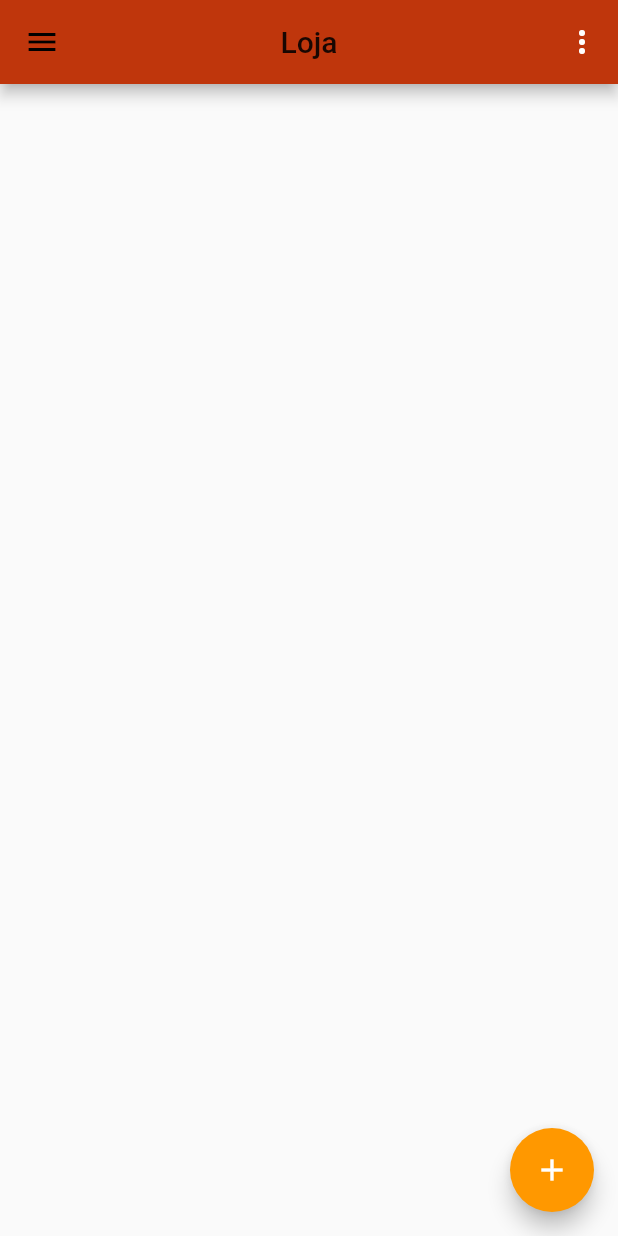
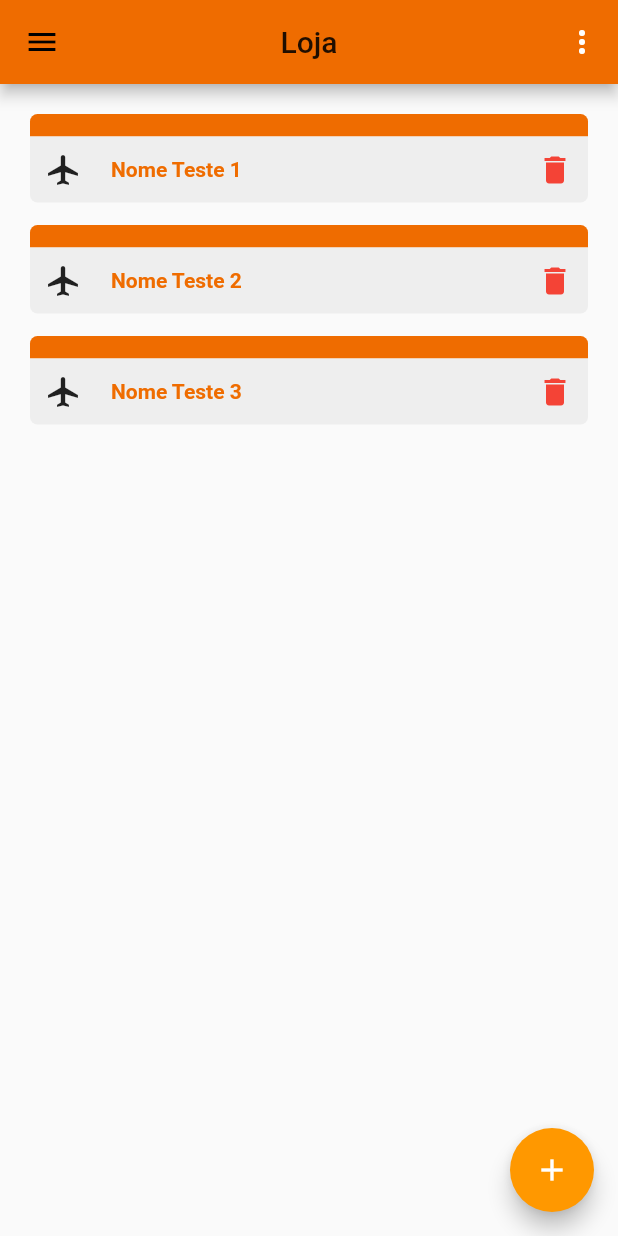
Before and after one commit to Gustavo0Henrick/login_screen, a Flutter app: the screen it shows after launch, on a phone screen of 412 x 824 dp. Run offline on Flutter 3.47's test engine with Material 2 defaults, Android fonts, the phone set to English and light mode, and no system bars; our stand-ins replace shared_preferences.

Commit message:
home content

```diff
--- a/lib/src/core/constants/colors.dart
+++ b/lib/src/core/constants/colors.dart
@@ -5,6 +5,8 @@ abstract class CustomColors {
   static const Color darkOrange = Color(0xFFEF6C00);
   static const Color deepOrange = Color(0xFFBF360C);
   static const Color white = Color(0xFFFFFFFF);
+  static const Color ice = Color(0xFFF5F5F5);
+  static const Color deepIce = Color(0xFFEEEEEE);
   static const Color transparent = Colors.transparent;
   static const Color black = Color(0xFF000000);
   static const Color red = Color(0xFFF44336);
--- a/lib/src/pages/home/home_page.dart
+++ b/lib/src/pages/home/home_page.dart
@@ -1,5 +1,6 @@
 import 'package:flutter/material.dart';
 import 'package:login_screen/src/pages/home/home_widgets/home_appbar.dart';
+import 'package:login_screen/src/pages/home/home_widgets/home_body.dart';
 import 'package:login_screen/src/pages/home/home_widgets/home_button.dart';
 import 'package:login_screen/src/pages/home/home_widgets/home_drawer.dart';
 
@@ -12,6 +13,7 @@ class HomePage extends StatelessWidget {
       appBar: getHomeAppBar(),
       drawer: getHomeDrawer(),
       floatingActionButton: getHomeButton(),
+      body: HomeContent(),
     );
   }
 }
--- a/lib/src/pages/home/home_widgets/home_appbar.dart
+++ b/lib/src/pages/home/home_widgets/home_appbar.dart
@@ -5,14 +5,7 @@ AppBar getHomeAppBar() {
   return AppBar(
     title: Text("Loja"),
     centerTitle: true,
-    backgroundColor: CustomColors.deepOrange,
-    // leading: IconButton(
-    //   onPressed: () {},
-    //   icon: Icon(
-    //     Icons.menu,
-    //     color: CustomColors.white,
-    //   ),
-    // ),
+    backgroundColor: CustomColors.darkOrange,
     actions: [
       IconButton(
         icon: Icon(
--- a/lib/src/pages/home/home_widgets/home_body.dart
+++ b/lib/src/pages/home/home_widgets/home_body.dart
@@ -0,0 +1,41 @@
+import 'package:flutter/material.dart';
+import 'package:login_screen/src/core/constants/colors.dart';
+import 'package:login_screen/src/pages/home/home_widgets/home_item_model.dart';
+import 'package:login_screen/src/pages/home/home_widgets/home_items.dart';
+
+class HomeContent extends StatefulWidget {
+  const HomeContent({Key key}) : super(key: key);
+
+  @override
+  _HomeContentState createState() => _HomeContentState();
+}
+
+class _HomeContentState extends State<HomeContent> {
+  List<HomeItemModel> list = [
+    HomeItemModel(
+      title: "Nome Teste 1",
+      icon: Icon(Icons.airplanemode_active),
+    ),
+    HomeItemModel(
+      title: "Nome Teste 2",
+      icon: Icon(Icons.airplanemode_active),
+    ),
+    HomeItemModel(
+      title: "Nome Teste 3",
+      icon: Icon(Icons.airplanemode_active),
+    ),
+  ];
+  @override
+  Widget build(BuildContext context) {
+    return Container(
+        padding: EdgeInsets.all(20),
+        child: ListView.builder(
+          itemCount: list.length,
+          itemBuilder: (context, index) {
+            return HomeItems(
+              homeItemModel: list[index],
+            );
+          },
+        ));
+  }
+}
--- a/lib/src/pages/home/home_widgets/home_drawer.dart
+++ b/lib/src/pages/home/home_widgets/home_drawer.dart
@@ -8,7 +8,7 @@ Drawer getHomeDrawer() {
       children: [
         UserAccountsDrawerHeader(
           decoration: BoxDecoration(
-            color: CustomColors.deepOrange,
+            color: CustomColors.darkOrange,
           ),
           accountEmail: Text(
             "teste@teste",
@@ -33,14 +33,14 @@ Drawer getHomeDrawer() {
           title: Text("Configurações"),
           leading: Icon(
             Icons.settings,
-            color: CustomColors.deepOrange,
+            color: CustomColors.darkOrange,
           ),
         ),
         ListTile(
           title: Text("Sair"),
           leading: Icon(
             Icons.logout,
-            color: CustomColors.deepOrange,
+            color: CustomColors.darkOrange,
           ),
         ),
       ],
--- /dev/null
+++ b/lib/src/pages/home/home_widgets/home_item_model.dart
@@ -0,0 +1,13 @@
+import 'package:flutter/material.dart';
+
+class HomeItemModel {
+  Icon icon;
+  String assetIcon;
+  String title;
+
+  HomeItemModel({
+    this.icon,
+    this.assetIcon,
+    this.title,
+  });
+}
--- /dev/null
+++ b/lib/src/pages/home/home_widgets/home_items.dart
@@ -0,0 +1,70 @@
+import 'package:flutter/material.dart';
+import 'package:login_screen/src/core/constants/colors.dart';
+import 'package:login_screen/src/pages/home/home_widgets/home_item_model.dart';
+
+class HomeItems extends StatefulWidget {
+  final HomeItemModel homeItemModel;
+  HomeItems({this.homeItemModel});
+
+  @override
+  _HomeItemsState createState() => _HomeItemsState();
+}
+
+class _HomeItemsState extends State<HomeItems> {
+  @override
+  Widget build(BuildContext context) {
+    return Container(
+      margin: EdgeInsets.only(bottom: 15),
+      child: Column(
+        children: [
+          Container(
+            decoration: BoxDecoration(
+              color: CustomColors.darkOrange,
+              borderRadius: BorderRadius.only(
+                topLeft: Radius.circular(5),
+                topRight: Radius.circular(5),
+              ),
+            ),
+            height: 15,
+          ),
+          Container(
+            decoration: BoxDecoration(
+              color: CustomColors.deepIce,
+              borderRadius: BorderRadius.only(
+                bottomLeft: Radius.circular(5),
+                bottomRight: Radius.circular(5),
+              ),
+            ),
+            child: Container(
+              padding: EdgeInsets.all(10),
+              child: Row(
+                mainAxisAlignment: MainAxisAlignment.spaceBetween,
+                children: [
+                  Row(
+                    children: [
+                      widget.homeItemModel.icon,
+                      Padding(
+                        padding: EdgeInsets.only(left: 20),
+                        child: Text(
+                          widget.homeItemModel.title,
+                          style: TextStyle(
+                            color: CustomColors.darkOrange,
+                            fontWeight: FontWeight.bold,
+                          ),
+                        ),
+                      ),
+                    ],
+                  ),
+                  Icon(
+                    Icons.delete,
+                    color: CustomColors.red,
+                  )
+                ],
+              ),
+            ),
+          ),
+        ],
+      ),
+    );
+  }
+}
--- a/pubspec.yaml
+++ b/pubspec.yaml
@@ -46,6 +46,7 @@ flutter:
   # To add assets to your application, add an assets section, like this:
   assets:
     - assets/image/
+    - assets/icon/
   # An image asset can refer to one or more resolution-specific "variants", see
   # https://flutter.dev/assets-and-images/#resolution-aware.
   # For details regarding adding assets from package dependencies, see
```
